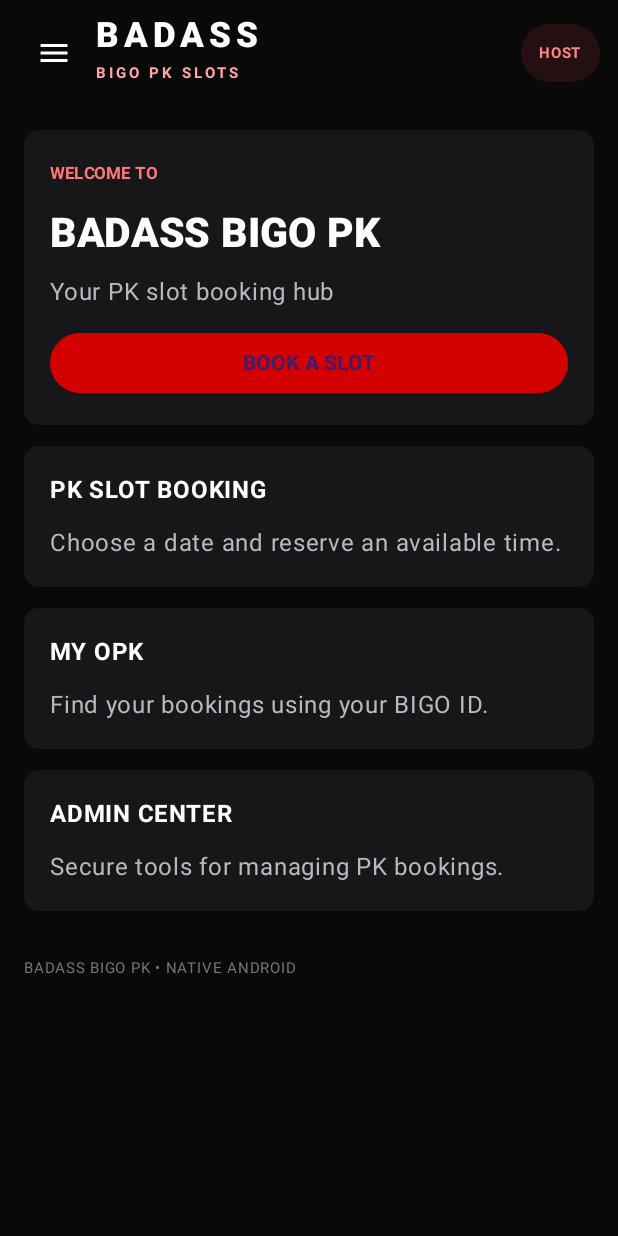
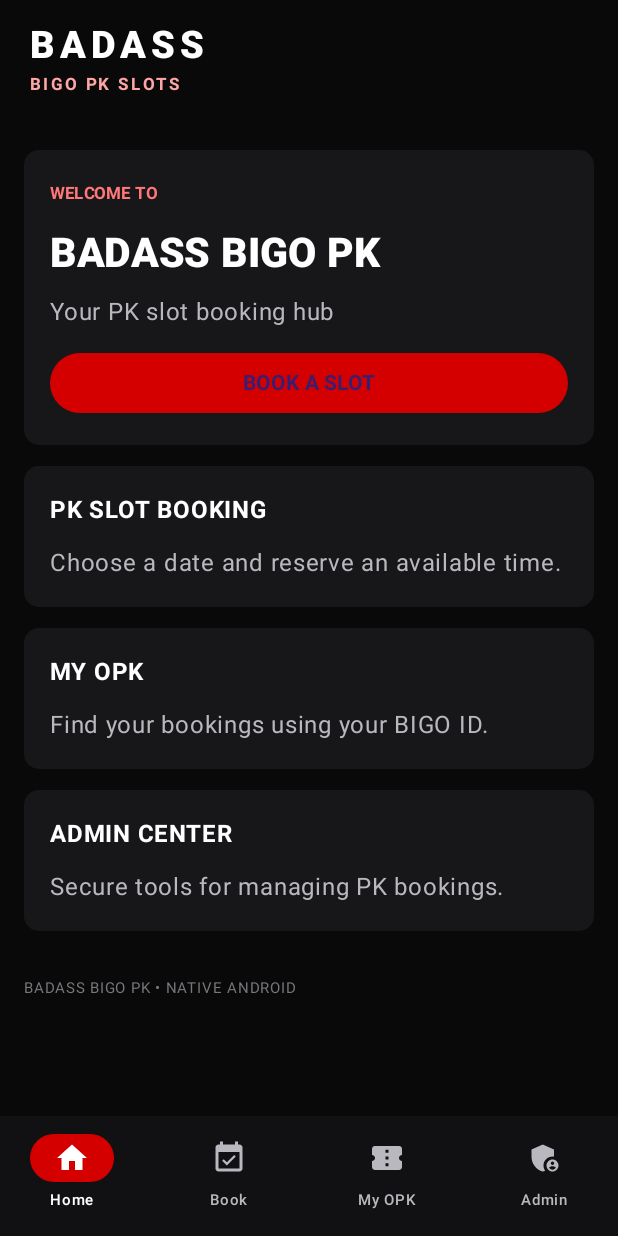
Before and after one commit to bigo-pk-booking/Badass, an Android app built with Jetpack Compose: the screen it shows after launch (MainActivity), on a phone screen of 412 x 824 dp. Run offline under Robolectric (Android 15) with nearby library versions, the phone set to English and light mode, and no system bars.

Commit message:
Revert Host sidebar trial changes

```diff
--- a/app/src/main/java/com/badass/bigopk/MainActivity.kt
+++ b/app/src/main/java/com/badass/bigopk/MainActivity.kt
@@ -26,7 +26,6 @@ import java.net.HttpURLConnection
 import java.net.URL
 import java.nio.charset.StandardCharsets
 import java.util.Calendar
-import kotlinx.coroutines.launch
 
 private const val API_BASE = "https://bigo-pk-api.wandering-forest-74e9.workers.dev"
 private val mainHandler = Handler(Looper.getMainLooper())
@@ -61,93 +60,26 @@ private fun apiRequest(path: String, method: String = "GET", body: String? = nul
 }
 
 @Composable
-// Host sidebar trial navigation
 private fun BadassNativeApp() {
     var page by remember { mutableStateOf(AppPage.HOME) }
-    var drawerOpen by remember { mutableStateOf(false) }
-    val drawerState = rememberDrawerState(initialValue = DrawerValue.Closed)
-    val scope = rememberCoroutineScope()
-
     MaterialTheme(colorScheme = darkColorScheme(primary = Red, background = Black, surface = DarkCard, onBackground = Color.White, onSurface = Color.White)) {
-        ModalNavigationDrawer(
-            drawerState = drawerState,
-            gesturesEnabled = true,
-            drawerContent = {
-                ModalDrawerSheet(
-                    drawerContainerColor = Color(0xFF101012),
-                    drawerContentColor = Color.White,
-                    drawerShape = RoundedCornerShape(topEnd = 18.dp, bottomEnd = 18.dp)
-                ) {
-                    Column(
-                        Modifier.fillMaxHeight().width(292.dp).background(Color(0xFF101012))
-                            .padding(horizontal = 16.dp, vertical = 22.dp),
-                        verticalArrangement = Arrangement.spacedBy(8.dp)
-                    ) {
-                        Text("BADASS", color = Color.White, fontSize = 25.sp, fontWeight = FontWeight.Black, letterSpacing = 4.sp)
-                        Text("HOST PANEL", color = Color(0xFFFF7777), fontSize = 11.sp, fontWeight = FontWeight.Bold, letterSpacing = 2.sp)
-                        Spacer(Modifier.height(18.dp))
-                        Text("MAIN MENU", color = Muted, fontSize = 10.sp, fontWeight = FontWeight.Bold, letterSpacing = 1.5.sp, modifier = Modifier.padding(start = 12.dp, bottom = 4.dp))
-                        AppPage.values().forEach { p ->
-                            val icon = when (p) {
-                                AppPage.HOME -> Icons.Default.Home
-                                AppPage.BOOK -> Icons.Default.EventAvailable
-                                AppPage.MY_OPK -> Icons.Default.ConfirmationNumber
-                                AppPage.ADMIN -> Icons.Default.AdminPanelSettings
-                            }
-                            NavigationDrawerItem(
-                                label = { Text(if (p == AppPage.BOOK) "Set OPK" else p.label, fontWeight = if (page == p) FontWeight.Bold else FontWeight.Medium) },
-                                selected = page == p,
-                                onClick = {
-                                    page = p
-                                    scope.launch { drawerState.close() }
-                                },
-                                icon = { Icon(icon, contentDescription = null) },
-                                colors = NavigationDrawerItemDefaults.colors(
-                                    selectedContainerColor = Red,
-                                    selectedTextColor = Color.White,
-                                    selectedIconColor = Color.White,
-                                    unselectedContainerColor = Color.Transparent,
-                                    unselectedTextColor = Muted,
-                                    unselectedIconColor = Muted
-                                )
-                            )
-                        }
-                        Spacer(Modifier.weight(1f))
-                        Divider(color = Color(0xFF303034))
-                        Text("BIGO PK SLOTS", color = Color(0xFFFFA5A5), fontSize = 11.sp, fontWeight = FontWeight.Bold, letterSpacing = 1.5.sp, modifier = Modifier.padding(12.dp))
-                    }
+        Scaffold(containerColor = Black, topBar = {
+            Column(Modifier.fillMaxWidth().background(Black).padding(horizontal = 20.dp, vertical = 15.dp)) {
+                Text("BADASS", color = Color.White, fontSize = 25.sp, fontWeight = FontWeight.Black, letterSpacing = 4.sp)
+                Text("BIGO PK SLOTS", color = Color(0xFFFFA5A5), fontSize = 11.sp, fontWeight = FontWeight.Bold, letterSpacing = 2.sp)
+            }
+        }, bottomBar = {
+            NavigationBar(containerColor = Color(0xFF111113), contentColor = Color.White) {
+                AppPage.values().forEach { p ->
+                    val icon = when (p) { AppPage.HOME -> Icons.Default.Home; AppPage.BOOK -> Icons.Default.EventAvailable; AppPage.MY_OPK -> Icons.Default.ConfirmationNumber; AppPage.ADMIN -> Icons.Default.AdminPanelSettings }
+                    NavigationBarItem(selected = page == p, onClick = { page = p }, icon = { Icon(icon, p.label) }, label = { Text(p.label, fontSize = 10.sp) },
+                        colors = NavigationBarItemDefaults.colors(selectedIconColor = Color.White, selectedTextColor = Color.White, indicatorColor = Red, unselectedIconColor = Muted, unselectedTextColor = Muted))
                 }
             }
-        ) {
-            Scaffold(
-                containerColor = Black,
-                topBar = {
-                    Row(
-                        Modifier.fillMaxWidth().background(Black).padding(horizontal = 12.dp, vertical = 10.dp),
-                        verticalAlignment = Alignment.CenterVertically
-                    ) {
-                        IconButton(onClick = { scope.launch { drawerState.open() } }) {
-                            Icon(Icons.Default.Menu, contentDescription = "Open navigation menu", tint = Color.White)
-                        }
-                        Column(Modifier.weight(1f).padding(start = 4.dp)) {
-                            Text("BADASS", color = Color.White, fontSize = 23.sp, fontWeight = FontWeight.Black, letterSpacing = 4.sp)
-                            Text("BIGO PK SLOTS", color = Color(0xFFFFA5A5), fontSize = 10.sp, fontWeight = FontWeight.Bold, letterSpacing = 2.sp)
-                        }
-                        Surface(color = Color(0xFF241012), shape = RoundedCornerShape(20.dp)) {
-                            Text("HOST", color = Color(0xFFFF8585), fontSize = 10.sp, fontWeight = FontWeight.Bold, modifier = Modifier.padding(horizontal = 12.dp, vertical = 7.dp))
-                        }
-                    }
-                }
-            ) { pad ->
-                Column(Modifier.fillMaxSize().padding(pad).verticalScroll(rememberScrollState()).padding(16.dp), verticalArrangement = Arrangement.spacedBy(14.dp)) {
-                    when (page) {
-                        AppPage.HOME -> HomeScreen { page = AppPage.BOOK }
-                        AppPage.BOOK -> BookingScreen()
-                        AppPage.MY_OPK -> MyOpkScreen()
-                        AppPage.ADMIN -> AdminScreen()
-                    }
-                    Text("BADASS BIGO PK • NATIVE ANDROID", color = Color(0xFF77777D), fontSize = 10.sp, modifier = Modifier.fillMaxWidth().padding(vertical = 12.dp))
-                }
+        }) { pad ->
+            Column(Modifier.fillMaxSize().padding(pad).verticalScroll(rememberScrollState()).padding(16.dp), verticalArrangement = Arrangement.spacedBy(14.dp)) {
+                when (page) { AppPage.HOME -> HomeScreen { page = AppPage.BOOK }; AppPage.BOOK -> BookingScreen(); AppPage.MY_OPK -> MyOpkScreen(); AppPage.ADMIN -> AdminScreen() }
+                Text("BADASS BIGO PK • NATIVE ANDROID", color = Color(0xFF77777D), fontSize = 10.sp, modifier = Modifier.fillMaxWidth().padding(vertical = 12.dp))
             }
         }
     }
```
